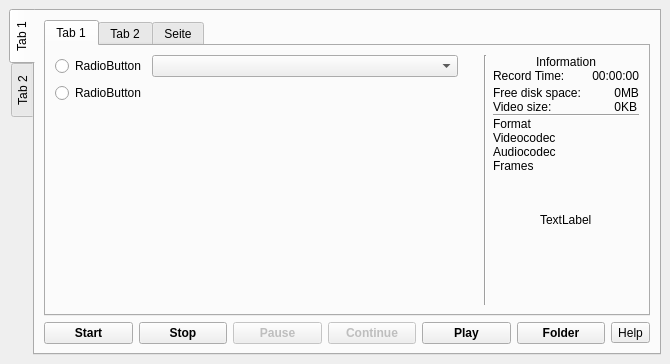
jbinkleyj/wayland, file src/formMainWindow_wl.ui: the form before one commit.
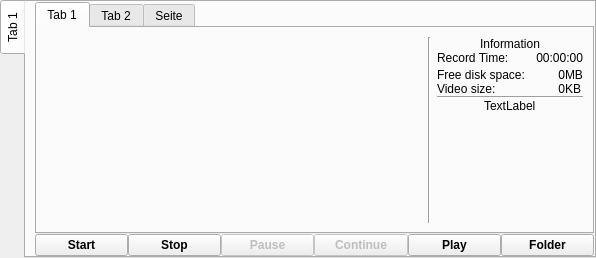
The form after the commit.

The edit to the form file:
```diff
--- a/src/formMainWindow_wl.ui
+++ b/src/formMainWindow_wl.ui
@@ -6,8 +6,8 @@
    <rect>
     <x>0</x>
     <y>0</y>
-    <width>670</width>
-    <height>364</height>
+    <width>596</width>
+    <height>258</height>
    </rect>
   </property>
   <property name="windowTitle">
@@ -15,6 +15,21 @@
   </property>
   <widget class="QWidget" name="centralwidget">
    <layout class="QVBoxLayout" name="verticalLayout">
+    <property name="spacing">
+     <number>0</number>
+    </property>
+    <property name="leftMargin">
+     <number>0</number>
+    </property>
+    <property name="topMargin">
+     <number>0</number>
+    </property>
+    <property name="rightMargin">
+     <number>0</number>
+    </property>
+    <property name="bottomMargin">
+     <number>0</number>
+    </property>
     <item>
      <widget class="QTabWidget" name="tabWidget_2">
       <property name="tabPosition">
@@ -28,6 +43,18 @@
         <string>Tab 1</string>
        </attribute>
        <layout class="QVBoxLayout" name="verticalLayout_2">
+        <property name="spacing">
+         <number>0</number>
+        </property>
+        <property name="topMargin">
+         <number>0</number>
+        </property>
+        <property name="rightMargin">
+         <number>0</number>
+        </property>
+        <property name="bottomMargin">
+         <number>0</number>
+        </property>
         <item>
          <widget class="QTabWidget" name="tabWidget">
           <property name="currentIndex">
@@ -38,14 +65,7 @@
             <string>Tab 1</string>
            </attribute>
            <layout class="QGridLayout" name="gridLayout_2">
-            <item row="0" column="4" rowspan="4">
-             <widget class="Line" name="line">
-              <property name="orientation">
-               <enum>Qt::Vertical</enum>
-              </property>
-             </widget>
-            </item>
-            <item row="0" column="5" rowspan="4">
+            <item row="0" column="3" rowspan="3">
              <layout class="QGridLayout" name="gridLayout_6">
               <property name="bottomMargin">
                <number>10</number>
@@ -62,6 +82,30 @@
               </item>
               <item row="2" column="0">
                <layout class="QGridLayout" name="gridLayout_5">
+                <item row="1" column="2">
+                 <widget class="QLabel" name="labelVideoSize">
+                  <property name="text">
+                   <string notr="true">0</string>
+                  </property>
+                  <property name="alignment">
+                   <set>Qt::AlignRight|Qt::AlignTrailing|Qt::AlignVCenter</set>
+                  </property>
+                 </widget>
+                </item>
+                <item row="1" column="3">
+                 <widget class="QLabel" name="label_16">
+                  <property name="text">
+                   <string notr="true">KB</string>
+                  </property>
+                 </widget>
+                </item>
+                <item row="1" column="1">
+                 <widget class="QLabel" name="label_13">
+                  <property name="text">
+                   <string>Video size:</string>
+                  </property>
+                 </widget>
+                </item>
                 <item row="0" column="2">
                  <widget class="QLabel" name="labelFreeSize">
                   <property name="minimumSize">
@@ -78,40 +122,6 @@
                   </property>
                  </widget>
                 </item>
-                <item row="6" column="2" colspan="2">
-                 <widget class="QLabel" name="labelInfoAudiocodec">
-                  <property name="text">
-                   <string notr="true"/>
-                  </property>
-                 </widget>
-                </item>
-                <item row="0" column="1">
-                 <widget class="QLabel" name="label_12">
-                  <property name="text">
-                   <string>Free disk space:</string>
-                  </property>
-                 </widget>
-                </item>
-                <item row="5" column="1">
-                 <widget class="QLabel" name="label_24">
-                  <property name="text">
-                   <string>Videocodec</string>
-                  </property>
-                 </widget>
-                </item>
-                <item row="8" column="2">
-                 <spacer name="verticalSpacer_4">
-                  <property name="orientation">
-                   <enum>Qt::Vertical</enum>
-                  </property>
-                  <property name="sizeHint" stdset="0">
-                   <size>
-                    <width>20</width>
-                    <height>40</height>
-                   </size>
-                  </property>
-                 </spacer>
-                </item>
                 <item row="0" column="3">
                  <widget class="QLabel" name="label_15">
                   <property name="text">
@@ -119,69 +129,10 @@
                   </property>
                  </widget>
                 </item>
-                <item row="5" column="2" colspan="2">
-                 <widget class="QLabel" name="labelInfoVideocodec">
+                <item row="0" column="1">
+                 <widget class="QLabel" name="label_12">
                   <property name="text">
-                   <string notr="true"/>
-                  </property>
-                 </widget>
-                </item>
-                <item row="1" column="3">
-                 <widget class="QLabel" name="label_16">
-                  <property name="text">
-                   <string notr="true">KB</string>
-                  </property>
-                 </widget>
-                </item>
-                <item row="6" column="1">
-                 <widget class="QLabel" name="label_25">
-                  <property name="text">
-                   <string>Audiocodec</string>
-                  </property>
-                 </widget>
-                </item>
-                <item row="4" column="2" colspan="2">
-                 <widget class="QLabel" name="labelInfoFormat">
-                  <property name="text">
-                   <string notr="true"/>
-                  </property>
-                 </widget>
-                </item>
-                <item row="1" column="2">
-                 <widget class="QLabel" name="labelVideoSize">
-                  <property name="text">
-                   <string notr="true">0</string>
-                  </property>
-                  <property name="alignment">
-                   <set>Qt::AlignRight|Qt::AlignTrailing|Qt::AlignVCenter</set>
-                  </property>
-                 </widget>
-                </item>
-                <item row="7" column="1">
-                 <widget class="QLabel" name="label_29">
-                  <property name="text">
-                   <string>Frames</string>
-                  </property>
-                 </widget>
-                </item>
-                <item row="4" column="1">
-                 <widget class="QLabel" name="label_23">
-                  <property name="text">
-                   <string>Format</string>
-                  </property>
-                 </widget>
-                </item>
-                <item row="1" column="1">
-                 <widget class="QLabel" name="label_13">
-                  <property name="text">
-                   <string>Video size:</string>
-                  </property>
-                 </widget>
-                </item>
-                <item row="7" column="2" colspan="2">
-                 <widget class="QLabel" name="labelInfoFrames">
-                  <property name="text">
-                   <string notr="true"/>
+                   <string>Free disk space:</string>
                   </property>
                  </widget>
                 </item>
@@ -243,7 +194,7 @@
               </item>
              </layout>
             </item>
-            <item row="3" column="2">
+            <item row="2" column="0">
              <spacer name="verticalSpacer">
               <property name="orientation">
                <enum>Qt::Vertical</enum>
@@ -256,24 +207,14 @@
               </property>
              </spacer>
             </item>
-            <item row="0" column="1">
-             <widget class="QComboBox" name="comboBox"/>
-            </item>
-            <item row="1" column="0">
-             <widget class="QRadioButton" name="radioButton_2">
-              <property name="text">
-               <string>RadioButton</string>
+            <item row="0" column="2" rowspan="3">
+             <widget class="Line" name="line">
+              <property name="orientation">
+               <enum>Qt::Vertical</enum>
               </property>
              </widget>
             </item>
             <item row="0" column="0">
-             <widget class="QRadioButton" name="radioButton">
-              <property name="text">
-               <string>RadioButton</string>
-              </property>
-             </widget>
-            </item>
-            <item row="2" column="1">
              <spacer name="horizontalSpacer">
               <property name="orientation">
                <enum>Qt::Horizontal</enum>
@@ -407,22 +348,10 @@
             </property>
            </widget>
           </item>
-          <item>
-           <widget class="QToolButton" name="help_screencast_execute">
-            <property name="text">
-             <string notr="true">Help</string>
-            </property>
-           </widget>
-          </item>
          </layout>
         </item>
        </layout>
       </widget>
-      <widget class="QWidget" name="tab_4">
-       <attribute name="title">
-        <string>Tab 2</string>
-       </attribute>
-      </widget>
      </widget>
     </item>
    </layout>
```
